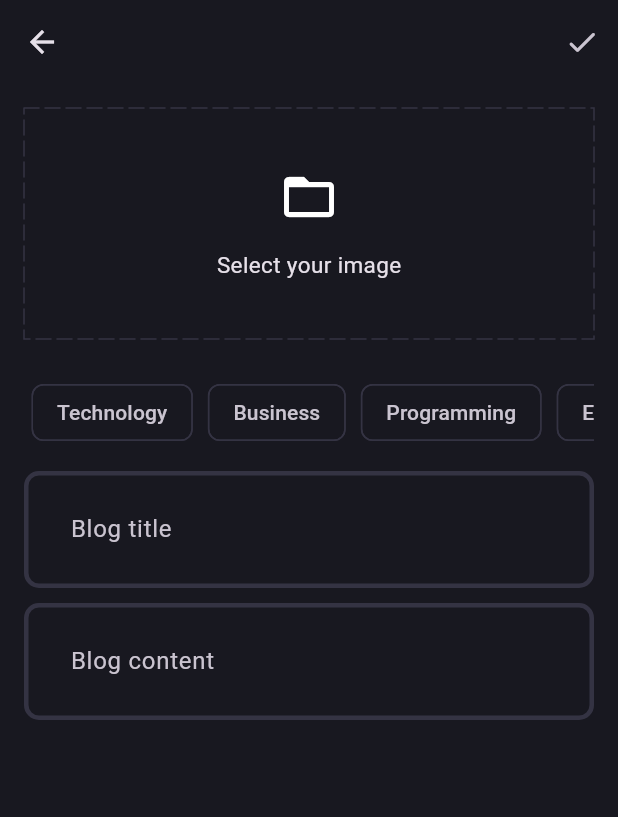
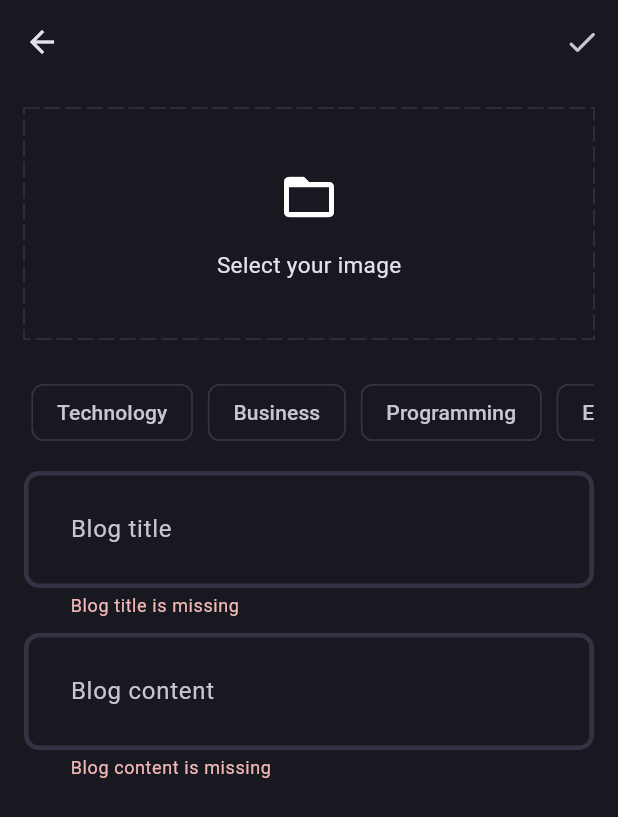
Before and after one commit to Sarakhairy/blog_app, a Flutter app: the AddNewBlogPage screen opened directly, after a tap on the "done" icon, on a phone screen of 412 x 824 dp. Shown: the top 817 px of the screen. Run offline on Flutter 3.47's test engine with Material 3 defaults, Android fonts, the phone set to English and light mode, and no system bars; drawn by our look-alikes of dotted_border; our stand-ins replace bloc, flutter_bloc, fpdart, get_it, image_picker, supabase_flutter; accounts and stored records are empty.

Commit message:
finishing upload blog and get all blogs and displays them

```diff
--- a/lib/core/theme/theme.dart
+++ b/lib/core/theme/theme.dart
@@ -14,6 +14,8 @@ class AppTheme {
     scaffoldBackgroundColor: AppPallete.backgroundColor,
     inputDecorationTheme: InputDecorationTheme(
       contentPadding: EdgeInsets.all(27),
+      errorBorder: border(AppPallete.errorColor),
+      border: border(),
       enabledBorder: border(),
       focusedBorder: border(AppPallete.gradient2),
     ),
--- a/lib/features/blog/domain/entities/blog_entity.dart
+++ b/lib/features/blog/domain/entities/blog_entity.dart
@@ -6,6 +6,7 @@ class BlogEntity {
   final String imageUrl;
   final List<String> topics;
   final DateTime updatedAt;
+  final String? posterName;
 
   BlogEntity({
     required this.id,
@@ -15,5 +16,6 @@ class BlogEntity {
     required this.imageUrl,
     required this.topics,
     required this.updatedAt,
+    this.posterName,
   });
 }
--- a/lib/features/blog/domain/repositories/blog_repository.dart
+++ b/lib/features/blog/domain/repositories/blog_repository.dart
@@ -12,4 +12,5 @@ abstract interface class BlogRepository {
     required String posterId,
     required List<String> topics,
   });
+  Future<Either<Failure, List<BlogEntity>>> getAllBlogs();
 }
--- /dev/null
+++ b/lib/features/blog/domain/usecases/get_all_blogs.dart
@@ -0,0 +1,16 @@
+import 'package:blog_app/core/error/failures.dart';
+import 'package:blog_app/core/usecase/usecase.dart';
+import 'package:blog_app/features/blog/domain/entities/blog_entity.dart';
+import 'package:blog_app/features/blog/domain/repositories/blog_repository.dart';
+import 'package:fpdart/src/either.dart';
+
+class GetAllBlogs implements Usecase<List<BlogEntity>, NoParams> {
+  final BlogRepository blogRepository;
+
+  GetAllBlogs({required this.blogRepository});
+
+  @override
+  Future<Either<Failure, List<BlogEntity>>> call(NoParams params) async {
+    return await blogRepository.getAllBlogs();
+  }
+}
--- /dev/null
+++ b/lib/features/blog/domain/usecases/upload_blog.dart
@@ -0,0 +1,40 @@
+import 'dart:io';
+
+import 'package:blog_app/core/error/failures.dart';
+import 'package:blog_app/core/usecase/usecase.dart';
+import 'package:blog_app/features/blog/domain/entities/blog_entity.dart';
+import 'package:blog_app/features/blog/domain/repositories/blog_repository.dart';
+import 'package:fpdart/src/either.dart';
+
+class UploadBlog implements Usecase<BlogEntity, UploadBlogParams> {
+  final BlogRepository blogRepository;
+
+  UploadBlog({required this.blogRepository});
+
+  @override
+  Future<Either<Failure, BlogEntity>> call(UploadBlogParams params) async {
+    return await blogRepository.uploadBlog(
+      image: params.image,
+      title: params.title,
+      content: params.content,
+      posterId: params.posterId,
+      topics: params.topics,
+    );
+  }
+}
+
+class UploadBlogParams {
+  final String posterId;
+  final String title;
+  final String content;
+  final File image;
+  final List<String> topics;
+
+  UploadBlogParams({
+    required this.posterId,
+    required this.title,
+    required this.content,
+    required this.image,
+    required this.topics,
+  });
+}
--- /dev/null
+++ b/lib/features/blog/presentation/bloc/blog_bloc.dart
@@ -0,0 +1,43 @@
+import 'dart:io';
+
+import 'package:bloc/bloc.dart';
+import 'package:blog_app/core/usecase/usecase.dart';
+import 'package:blog_app/features/blog/domain/entities/blog_entity.dart';
+import 'package:blog_app/features/blog/domain/usecases/get_all_blogs.dart';
+import 'package:blog_app/features/blog/domain/usecases/upload_blog.dart';
+import 'package:meta/meta.dart';
+
+part 'blog_event.dart';
+part 'blog_state.dart';
+
+class BlogBloc extends Bloc<BlogEvent, BlogState> {
+  final UploadBlog uploadBlog;
+  final GetAllBlogs getAllBlogs;
+  BlogBloc(this.uploadBlog, this.getAllBlogs) : super(BlogInitial()) {
+    on<BlogEvent>((event, emit) {
+      emit(BlogLoading());
+    });
+    on<BlogUpload>((event, emit) async {
+      final res = await uploadBlog(
+        UploadBlogParams(
+          posterId: event.posterId,
+          title: event.title,
+          content: event.content,
+          image: event.image,
+          topics: event.topics,
+        ),
+      );
+      res.fold(
+        (l) => emit(BlogFailure(error: l.message)),
+        (r) => emit(BlogUploadSuccess()),
+      );
+    });
+    on<BlogFetchAllBlogs>((event, emit) async {
+      final res = await getAllBlogs(NoParams());
+      res.fold(
+        (l) => emit(BlogFailure(error: l.message)),
+        (r) => emit(BlogsDisplaySuccess(blogs: r)),
+      );
+    });
+  }
+}
--- /dev/null
+++ b/lib/features/blog/presentation/bloc/blog_event.dart
@@ -0,0 +1,21 @@
+part of 'blog_bloc.dart';
+
+@immutable
+sealed class BlogEvent {}
+
+final class BlogUpload extends BlogEvent {
+  final String posterId;
+  final String title;
+  final String content;
+  final File image;
+  final List<String> topics;
+
+  BlogUpload({
+    required this.posterId,
+    required this.title,
+    required this.content,
+    required this.image,
+    required this.topics,
+  });
+}
+final class BlogFetchAllBlogs extends BlogEvent{}
--- /dev/null
+++ b/lib/features/blog/presentation/bloc/blog_state.dart
@@ -0,0 +1,22 @@
+part of 'blog_bloc.dart';
+
+@immutable
+sealed class BlogState {}
+
+final class BlogInitial extends BlogState {}
+
+final class BlogLoading extends BlogState {}
+
+final class BlogFailure extends BlogState {
+  final String error;
+
+  BlogFailure({required this.error});
+}
+
+final class BlogUploadSuccess extends BlogState{}
+final class BlogsDisplaySuccess extends BlogState {
+  final List<BlogEntity> blogs;
+
+  BlogsDisplaySuccess({required this.blogs});
+
+}
--- a/lib/features/blog/presentation/pages/add_new_blog_page.dart
+++ b/lib/features/blog/presentation/pages/add_new_blog_page.dart
@@ -1,10 +1,16 @@
 import 'dart:io';
 
+import 'package:blog_app/core/common/cubits/app_user/app_user_cubit.dart';
+import 'package:blog_app/core/common/widgets/loader.dart';
 import 'package:blog_app/core/theme/app_pallete.dart';
 import 'package:blog_app/core/utils/pick_image.dart';
+import 'package:blog_app/core/utils/show_snackbar.dart';
+import 'package:blog_app/features/blog/presentation/bloc/blog_bloc.dart';
+import 'package:blog_app/features/blog/presentation/pages/blog_page.dart';
 import 'package:blog_app/features/blog/presentation/widgets/blog_editor.dart';
 import 'package:dotted_border/dotted_border.dart';
 import 'package:flutter/material.dart';
+import 'package:flutter_bloc/flutter_bloc.dart';
 
 class AddNewBlogPage extends StatefulWidget {
   const AddNewBlogPage({super.key});
@@ -16,6 +22,7 @@ class AddNewBlogPage extends StatefulWidget {
 class _AddNewBlogPageState extends State<AddNewBlogPage> {
   final titleController = TextEditingController();
   final contentController = TextEditingController();
+  final formKey = GlobalKey<FormState>();
   List<String> selectedTopics = [];
   File? image;
   @override
@@ -36,23 +43,56 @@ class _AddNewBlogPageState extends State<AddNewBlogPage> {
   Widget build(BuildContext context) {
     return Scaffold(
       appBar: AppBar(
-        actions: [IconButton(onPressed: () {}, icon: Icon(Icons.done_rounded))],
+        actions: [
+          IconButton(
+            onPressed: () {
+              if (formKey.currentState!.validate() &&
+                  selectedTopics.isNotEmpty &&
+                  image != null) {
+                final posterId =
+                    (context.read<AppUserCubit>().state as AppUserLoggedIn)
+                        .user
+                        .id;
+                context.read<BlogBloc>().add(
+                  BlogUpload(
+                    posterId: posterId,
+                    title: titleController.text.trim(),
+                    content: contentController.text.trim(),
+                    image: image!,
+                    topics: selectedTopics,
                   ),
-      body: SingleChildScrollView(
+                );
+              }
+            },
+            icon: Icon(Icons.done_rounded),
+          ),
+        ],
+      ),
+      body: BlocConsumer<BlogBloc, BlogState>(
+        builder: (context, state) {
+          if (state is BlogLoading) {
+            return const Loader();
+          }
+          return SingleChildScrollView(
             child: Padding(
               padding: const EdgeInsets.all(16.0),
+              child: Form(
+                key: formKey,
                 child: Column(
                   children: [
-              image!= null? InkWell(
+                    image != null
+                        ? InkWell(
                             onTap: selectImage,
                             child: SizedBox(
                               width: double.infinity,
                               height: 150,
                               child: ClipRRect(
                                 borderRadius: BorderRadius.circular(10),
-                    child: Image.file(image!,fit: BoxFit.cover  ,))),
-              ):
-              InkWell(
+                                child: Image.file(image!, fit: BoxFit.cover),
+                              ),
+                            ),
+                          )
+                        : InkWell(
                             onTap: selectImage,
                             child: DottedBorder(
                               options: RectDottedBorderOptions(
@@ -68,7 +108,10 @@ class _AddNewBlogPageState extends State<AddNewBlogPage> {
                                   children: [
                                     Icon(Icons.folder_open, size: 40),
                                     SizedBox(height: 15),
-                        Text("Select your image", style: TextStyle(fontSize: 15)),
+                                    Text(
+                                      "Select your image",
+                                      style: TextStyle(fontSize: 15),
+                                    ),
                                   ],
                                 ),
                               ),
@@ -79,7 +122,12 @@ class _AddNewBlogPageState extends State<AddNewBlogPage> {
                       scrollDirection: Axis.horizontal,
                       child: Row(
                         children:
-                      ['Technology', 'Business', 'Programming', 'Entertainment']
+                            [
+                                  'Technology',
+                                  'Business',
+                                  'Programming',
+                                  'Entertainment',
+                                ]
                                 .map(
                                   (e) => Padding(
                                     padding: const EdgeInsets.all(5.0),
@@ -115,13 +163,37 @@ class _AddNewBlogPageState extends State<AddNewBlogPage> {
                       ),
                     ),
                     const SizedBox(height: 10),
-              BlogEditor(controller: titleController, hintText: 'Blog title'),
+                    BlogEditor(
+                      controller: titleController,
+                      hintText: 'Blog title',
+                    ),
                     const SizedBox(height: 10),
-              BlogEditor(controller: contentController, hintText: 'Blog content'),
+                    BlogEditor(
+                      controller: contentController,
+                      hintText: 'Blog content',
+                    ),
                   ],
                 ),
               ),
             ),
           );
+        },
+        listener: (context, state) {
+          if (state is BlogFailure) {
+            showSnackBar(context, state.error);
+          }
+          if (state is BlogUploadSuccess) {
+            Navigator.pushReplacement(
+              context,
+              MaterialPageRoute(
+                builder: (context) {
+                  return BlogPage();
+                },
+              ),
+            );
+          }
+        },
+      ),
+    );
   }
 }
--- a/lib/features/blog/presentation/widgets/blog_editor.dart
+++ b/lib/features/blog/presentation/widgets/blog_editor.dart
@@ -3,16 +3,25 @@ import 'package:flutter/material.dart';
 class BlogEditor extends StatelessWidget {
   final TextEditingController controller;
   final String hintText;
-  const BlogEditor({super.key, required this.controller, required this.hintText});
+  const BlogEditor({
+    super.key,
+    required this.controller,
+    required this.hintText,
+  });
 
   @override
   Widget build(BuildContext context) {
     return TextFormField(
       controller: controller,
-      decoration: InputDecoration(
-        hintText: hintText,
-      ),
+      decoration: InputDecoration(hintText: hintText),
       maxLines: null,
+      validator: (value) {
+        if (value == null || value.trim().isEmpty) {
+          return '$hintText is missing';
+        }
+        return null;
+
+      },
     );
   }
 }
--- a/lib/main.dart
+++ b/lib/main.dart
@@ -3,6 +3,7 @@ import 'package:blog_app/core/secrets/app_secrets.dart';
 import 'package:blog_app/core/theme/theme.dart';
 import 'package:blog_app/features/auth/presentation/bloc/auth_bloc.dart';
 import 'package:blog_app/features/auth/presentation/pages/login_page.dart';
+import 'package:blog_app/features/blog/presentation/bloc/blog_bloc.dart';
 import 'package:blog_app/features/blog/presentation/pages/blog_page.dart';
 import 'package:blog_app/init_dependencies.dart';
 import 'package:flutter/material.dart';
@@ -21,6 +22,7 @@ void main() async {
       providers: [
         BlocProvider(create: (context) => serviceLocator<AppUserCubit>()),
         BlocProvider(create: (context) => serviceLocator<AuthBloc>()),
+          BlocProvider(create: (context) => serviceLocator<BlogBloc>()),
       ],
       child: const MyApp(),
     ),
```
Also changed, not shown: lib/features/blog/data/datasources/blog_remote_data_source.dart (+12 -1 lines), lib/features/blog/data/models/blog_model.dart (+22 -0 lines), lib/features/blog/data/repositories/blog_repository_impl.dart (+19 -3 lines), lib/features/blog/presentation/pages/blog_page.dart (+36 -1 lines), lib/features/blog/presentation/widgets/blog_card.dart (added, +54 -0 lines), lib/init_dependencies.dart (+36 -4 lines). Lines whose indentation alone changed are shown as unchanged.
